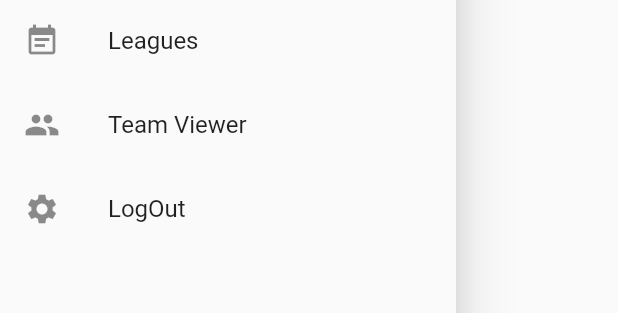
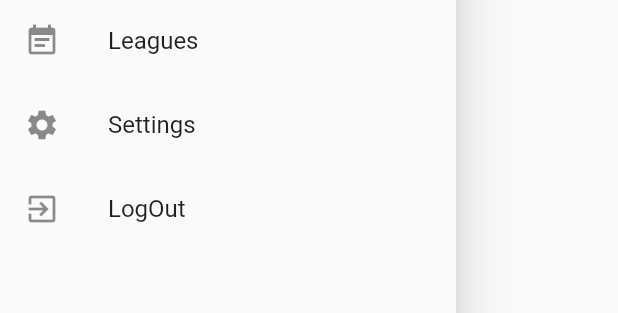
Before and after one commit to IrvinDelgado/pokemon-league, a Flutter app: the NavDrawer widget shown alone on an empty page, opened directly, on a phone screen of 412 x 824 dp. Shown: the part 255-568 px from the top of the screen. Run offline on Flutter 3.47's test engine with Material 2 defaults, Android fonts, the phone set to English and light mode, and no system bars; our stand-ins replace cloud_firestore, firebase_auth, firebase_core, flutter_signin_button, splashscreen; accounts and stored records are empty.

Commit message:
adding settings screen

```diff
--- a/lib/components/api.dart
+++ b/lib/components/api.dart
@@ -1,5 +1,6 @@
 import 'package:cloud_firestore/cloud_firestore.dart';
 import 'package:firebase_auth/firebase_auth.dart';
+//import 'package:firebase_storage/firebase_storage.dart' as firebase_storage;
 import 'package:flutter/material.dart';
 
 import 'package:pokemon_league/screens/home.dart';
@@ -150,3 +151,5 @@ FutureBuilder buildFromLeagueID(docID, context) {
 }
 //////////////////////////////////////////////////////////
 //
+
+//Future<Widget> _getUserPhoto() {}
--- a/lib/components/nav.dart
+++ b/lib/components/nav.dart
@@ -2,6 +2,7 @@ import 'package:flutter/material.dart';
 
 import 'package:pokemon_league/components/api.dart';
 import 'package:pokemon_league/screens/leagues.dart';
+import 'package:pokemon_league/screens/user_settings.dart';
 
 class NavDrawer extends StatelessWidget {
   @override
@@ -30,12 +31,15 @@ class NavDrawer extends StatelessWidget {
             },
           ),
           ListTile(
-            leading: Icon(Icons.group),
-            title: Text('Team Viewer'),
-            onTap: () => {Navigator.of(context).pop()},
+            leading: Icon(Icons.settings),
+            title: Text('Settings'),
+            onTap: () => {
+              Navigator.push(context,
+                  MaterialPageRoute(builder: (context) => UserSettings()))
+            },
           ),
           ListTile(
-            leading: Icon(Icons.settings),
+            leading: Icon(Icons.exit_to_app),
             title: Text('LogOut'),
             onTap: () async {
               await signOut(context);
```
Also changed, not shown: pubspec.yaml (+5 -4 lines).
